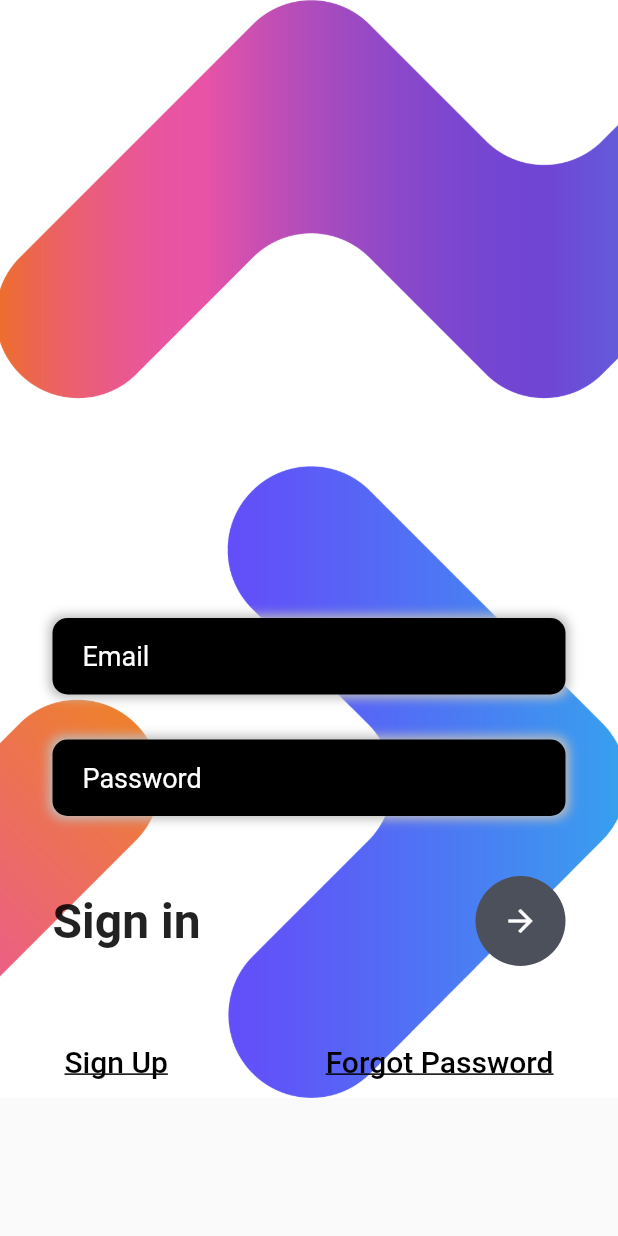
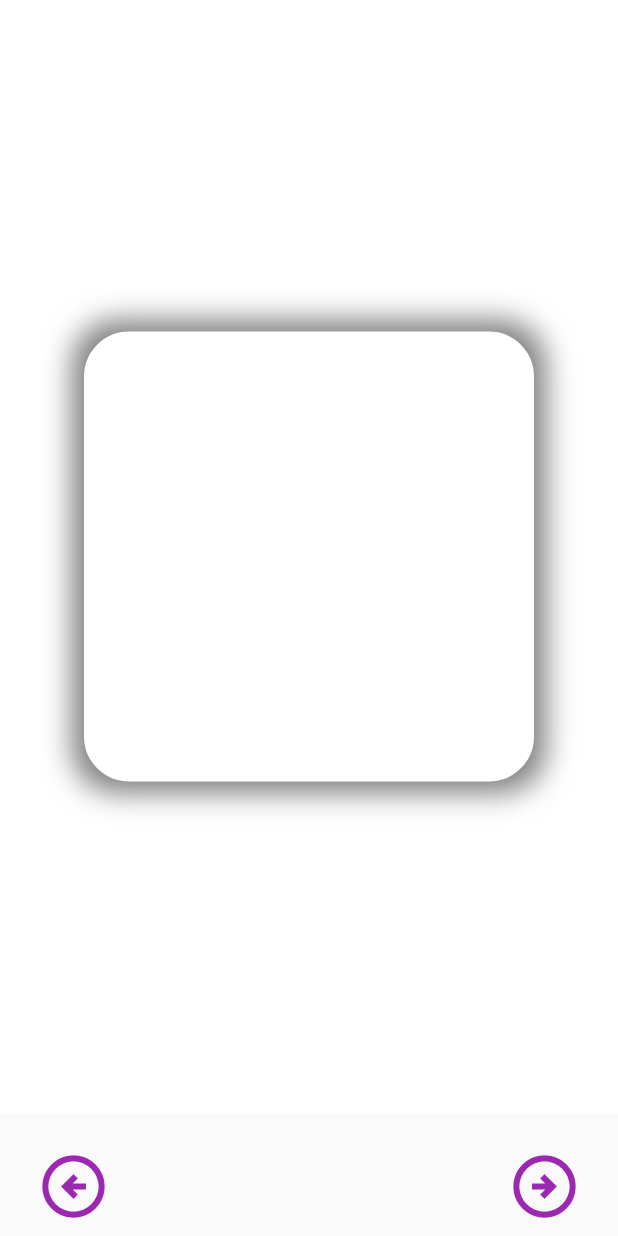
Before and after one commit to PNikita11/mx, a Flutter app: the MyLogin screen opened by its route, after a tap on "Sign Up", on a phone screen of 412 x 824 dp. Run offline on Flutter 3.47's test engine with Material 2 defaults, Android fonts, the phone set to English and light mode, and no system bars; our stand-ins replace google_fonts, loading_animation_widget.

Commit message:
fifth commit

```diff
--- a/lib/main.dart
+++ b/lib/main.dart
@@ -2,6 +2,7 @@ import 'package:flutter/material.dart';
 import 'package:the_metabolix_app/utils/routes.dart';
 import 'package:the_metabolix_app/pages/splash.dart';
 import 'package:the_metabolix_app/pages/login.dart';
+import 'package:the_metabolix_app/pages/register.dart';
 
 void main() {
   runApp(MyApp());
@@ -15,9 +16,10 @@ class MyApp extends StatelessWidget {
     return MaterialApp(
       debugShowCheckedModeBanner: false,
       routes: {
-        "/": (context) => SplashScreen(),
+        "/": (context) => RegisterPage(),
         MyRoutes.splashRoute: (context) => SplashScreen(),
         MyRoutes.loginRoute: (context) => MyLogin(),
+        MyRoutes.registerRoute: (context) => RegisterPage(),
       },
     );
   }
--- a/lib/pages/login.dart
+++ b/lib/pages/login.dart
@@ -53,6 +53,10 @@ class _MyLoginState extends State<MyLogin> {
                                 fontSize: 18, // Increase font size
                               ), // Set input text color and font size
                               decoration: InputDecoration(
+                                prefixIcon: Icon(
+                                  Icons.email,
+                                  color: Colors.white,
+                                ), // Add email icon
                                 hintText: "Email",
                                 hintStyle: TextStyle(
                                   color: Colors.white,
@@ -88,6 +92,10 @@ class _MyLoginState extends State<MyLogin> {
                               ), // Set input text color and font size
                               obscureText: true,
                               decoration: InputDecoration(
+                                prefixIcon: Icon(
+                                  Icons.lock,
+                                  color: Colors.white,
+                                ), // Add lock icon
                                 hintText: "Password",
                                 hintStyle: TextStyle(
                                   color: Colors.white,
@@ -107,11 +115,12 @@ class _MyLoginState extends State<MyLogin> {
                           Row(
                             mainAxisAlignment: MainAxisAlignment.spaceBetween,
                             children: [
-                              const Text(
+                              Text(
                                 'Sign in',
                                 style: TextStyle(
                                   fontSize: 32, // Increase font size
                                   fontWeight: FontWeight.w700,
+                                  color: Colors.black, // Set text color to white
                                 ),
                               ),
                               CircleAvatar(
@@ -129,9 +138,9 @@ class _MyLoginState extends State<MyLogin> {
                           Row(
                             mainAxisAlignment: MainAxisAlignment.spaceBetween,
                             children: [
-                              TextButton(
+                              ElevatedButton(
                                 onPressed: () {
-                                  Navigator.pushNamed(context, 'register');
+                                  Navigator.pushNamed(context, '/register' );
                                 },
                                 style: const ButtonStyle(),
                                 child: const Text(
@@ -139,7 +148,7 @@ class _MyLoginState extends State<MyLogin> {
                                   textAlign: TextAlign.left,
                                   style: TextStyle(
                                     decoration: TextDecoration.underline,
-                                    color: Color(0xff000000),
+                                    color: Colors.black, // Set text color to white
                                     fontSize: 20, // Increase font size
                                   ),
                                 ),
@@ -150,7 +159,7 @@ class _MyLoginState extends State<MyLogin> {
                                   'Forgot Password',
                                   style: TextStyle(
                                     decoration: TextDecoration.underline,
-                                    color: Color(0xff000000),
+                                    color: Colors.black, // Set text color to white
                                     fontSize: 20, // Increase font size
                                   ),
                                 ),
--- /dev/null
+++ b/lib/pages/register.dart
@@ -0,0 +1,145 @@
+import 'package:flutter/material.dart';
+
+void main() {
+  runApp(MyApp());
+}
+
+class MyApp extends StatelessWidget {
+  @override
+  Widget build(BuildContext context) {
+    return MaterialApp(
+      debugShowCheckedModeBanner: false,
+      home: RegisterPage(),
+      theme: ThemeData(
+        brightness: Brightness.dark,
+      ),
+    );
+  }
+}
+
+class RegisterPage extends StatefulWidget {
+  @override
+  _RegisterPageState createState() => _RegisterPageState();
+}
+
+class _RegisterPageState extends State<RegisterPage> {
+  List<int> data = [1, 2, 3, 4, 5, 6, 7, 8, 9, 10];
+  int currentIndex = 0;
+
+  Widget _buildItemList(BuildContext context, int index) {
+    double scaleFactor = index == currentIndex ? 1.5 : 1.0;
+
+    double screenWidth = MediaQuery.of(context).size.width;
+    double screenHeight = MediaQuery.of(context).size.height;
+    double itemWidth = screenWidth * scaleFactor;
+    double itemHeight = screenHeight * scaleFactor;
+
+    return GestureDetector(
+      onTap: () {
+        setState(() {
+          currentIndex = index;
+        });
+      },
+      child: SizedBox(
+        width: itemWidth,
+        height: itemHeight,
+        child: Center(
+          child: Transform.scale(
+            scale: scaleFactor,
+            child: Container(
+              decoration: BoxDecoration(
+                color: Colors.white,
+                borderRadius: BorderRadius.circular(20.0),
+                border: Border.all(
+                  color: Colors.white,
+                  width: 2.0,
+                ),
+              ),
+              child: Center(
+                child: Container(
+                  width: 200,
+                  height: 200,
+                  decoration: BoxDecoration(
+                    color: Colors.white,
+                    borderRadius: BorderRadius.circular(20.0),
+                    border: Border.all(
+                      color: Colors.white,
+                      width: 2.0,
+                    ),
+                    boxShadow: [
+                      BoxShadow(
+                        color: Colors.black.withOpacity(0.5),
+                        spreadRadius: 5,
+                        blurRadius: 10,
+                        offset: Offset(0, 0),
+                      ),
+                    ],
+                  ),
+                ),
+              ),
+            ),
+          ),
+        ),
+      ),
+    );
+  }
+
+  @override
+  Widget build(BuildContext context) {
+    return Scaffold(
+      body: Column(
+        children: [
+          Expanded(
+            child: Padding(
+              padding: EdgeInsets.only(bottom: 16.0),
+              child: Align(
+                alignment: Alignment.center,
+                child: PageView.builder(
+                  onPageChanged: (index) {
+                    setState(() {
+                      currentIndex = index;
+                    });
+                  },
+                  itemCount: data.length,
+                  itemBuilder: (context, index) {
+                    return _buildItemList(context, index);
+                  },
+                ),
+              ),
+            ),
+          ),
+          Padding(
+            padding: EdgeInsets.symmetric(horizontal: 16.0),
+            child: Row(
+              mainAxisAlignment: MainAxisAlignment.spaceBetween,
+              children: [
+                IconButton(
+                  icon: Icon(Icons.arrow_circle_left_outlined),
+                  color: Colors.purple,
+                  iconSize: 50,
+                  onPressed: () {
+                    setState(() {
+                      currentIndex = currentIndex > 0 ? currentIndex - 1 : 0;
+                    });
+                  },
+                ),
+                IconButton(
+                  icon: Icon(Icons.arrow_circle_right_outlined),
+                  color: Colors.purple,
+                  iconSize: 50,
+                  onPressed: () {
+                    setState(() {
+                      currentIndex = currentIndex < data.length - 1
+                          ? currentIndex + 1
+                          : currentIndex;
+                    });
+                  },
+                ),
+              ],
+            ),
+          ),
+        ],
+      ),
+    );
+  }
+}
--- a/lib/pages/splash.dart
+++ b/lib/pages/splash.dart
@@ -52,7 +52,7 @@ class _SplashScreenState extends State<SplashScreen>
     _animationController.forward();
 
     // Delayed navigation to the login page after 4 seconds
-    Future.delayed(const Duration(seconds: 4), () {
+    Future.delayed(const Duration(seconds: 8), () {
       Navigator.pushReplacementNamed(context, MyRoutes.loginRoute);
     });
   }
--- a/lib/utils/routes.dart
+++ b/lib/utils/routes.dart
@@ -1,5 +1,5 @@
 class MyRoutes {
   static String splashRoute = "/splash";
   static String loginRoute = "/login";
-
+  static String registerRoute = "/register";
 }
--- a/pubspec.yaml
+++ b/pubspec.yaml
@@ -39,6 +39,7 @@ dependencies:
   google_fonts: ^5.1.0
   animations: ^2.0.7
   loading_animation_widget: ^1.2.0+4
+  scroll_snap_list: ^0.9.1
 
 dev_dependencies:
   flutter_test:
```
Also changed, not shown: pubspec.lock.
